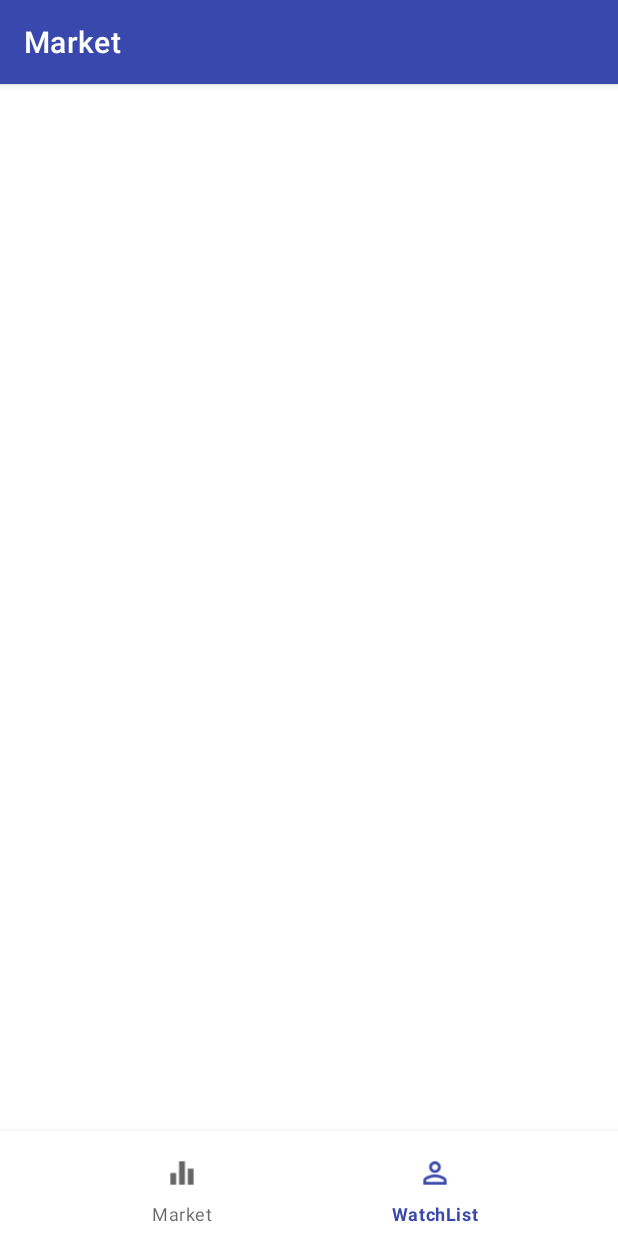
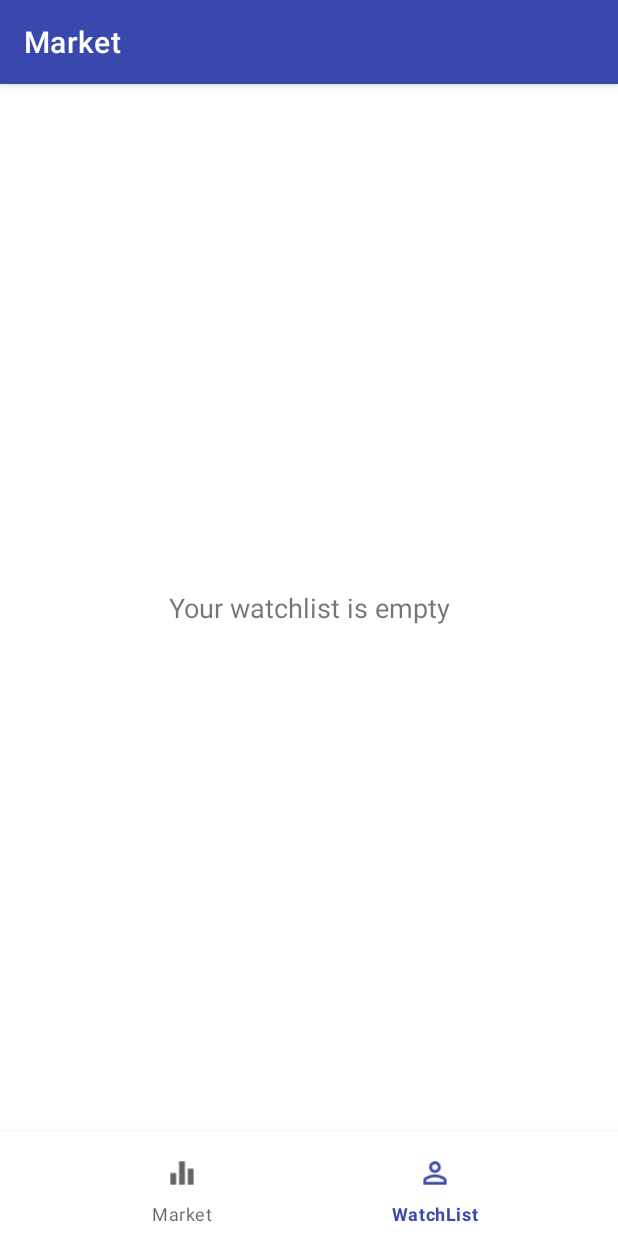
Before and after one commit to Poornirt/Crypto-Application, an Android app: the screen it shows after launch (MainActivity), item 2 of the bottom bar chosen, on a phone screen of 412 x 824 dp. Run offline under Robolectric (Android 15) with nearby library versions, the phone set to English and light mode, and no system bars; our stand-ins replace data binding, paging.

Commit message:
added empty watch list

```diff
--- a/app/src/main/java/fragment/WatchListFragment.kt
+++ b/app/src/main/java/fragment/WatchListFragment.kt
@@ -33,6 +33,13 @@ class WatchListFragment:Fragment() {
         mCommonHelper = CommonHelper(requireActivity())
         val lList = mCommonHelper.jsonToGson()
         mWatchList =  if(lList.isNullOrEmpty()) ArrayList() else lList as ArrayList<Crypto>
+        if (mWatchList.isEmpty()) {
+            mBinding.watchlistView.visibility = View.VISIBLE
+            mBinding.quantityPriceLayout.visibility = View.GONE
+        } else {
+            mBinding.watchlistView.visibility = View.GONE
+            mBinding.quantityPriceLayout.visibility = View.VISIBLE
+        }
         setAdapter()
     }
 
--- a/app/src/main/res/layout/activity_trade_list.xml
+++ b/app/src/main/res/layout/activity_trade_list.xml
@@ -14,5 +14,14 @@
             android:padding="10dp"
             android:textColor="@color/black" />
 
+        <androidx.appcompat.widget.AppCompatTextView
+            android:id="@+id/watchlist_view"
+            android:layout_width="match_parent"
+            android:layout_height="match_parent"
+            android:gravity="center"
+            android:textSize="18sp"
+            android:visibility="gone"
+            android:text="@string/your_watchlist_is_empty"/>
+
     </LinearLayout>
 </layout>
--- a/app/src/main/res/values/strings.xml
+++ b/app/src/main/res/values/strings.xml
@@ -9,4 +9,5 @@
     <string name="buy_price">Buy Price</string>
     <string name="bids_amp_asks"><![CDATA[Bids & Asks]]></string>
     <string name="trades_list">Trades List</string>
+    <string name="your_watchlist_is_empty">Your watchlist is empty</string>
 </resources>
```
Also changed, not shown: app/src/main/java/com/example/cryptoapplication/SymbolViewActivity.kt (+13 -6 lines), app/src/main/java/data/Crypto.kt (+8 -1 lines).
